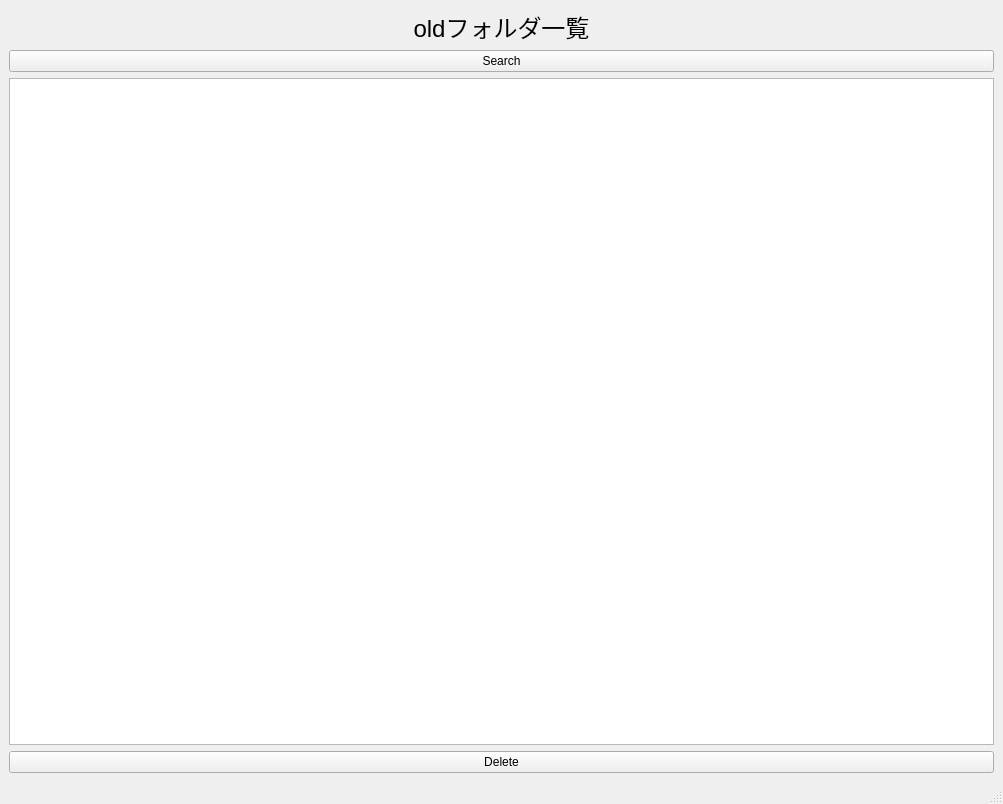
Old version of the form source/ui_files/page01.ui in the repository naokicreate/pyqt_oldfolderDelete.
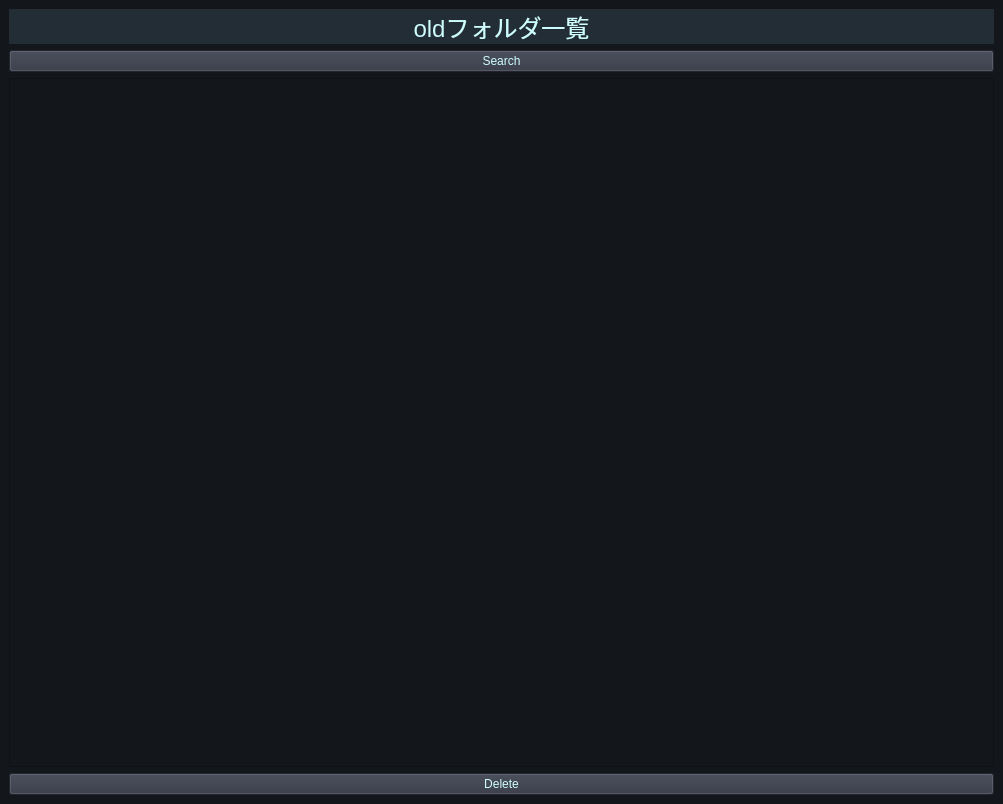
New version of the form.

Patch:
```diff
--- a/source/ui_files/page01.ui
+++ b/source/ui_files/page01.ui
@@ -20,6 +20,26 @@
      <height>16777215</height>
     </size>
    </property>
+   <property name="styleSheet">
+    <string notr="true">QWidget {
+    color: rgb(206, 253, 255);
+	
+	background-color: rgb(19, 22, 26);
+}
+
+QLabel {
+   
+	background-color: rgb(35, 45, 53);
+}
+
+QPushButton{
+	background-color: rgb(48, 52, 65);
+}
+QHeaderView::section {
+	
+	background-color: rgb(60, 64, 77);
+}</string>
+   </property>
    <layout class="QVBoxLayout" name="verticalLayout">
     <item>
      <widget class="QLabel" name="label">
@@ -55,17 +75,6 @@
     </item>
    </layout>
   </widget>
-  <widget class="QMenuBar" name="menubar">
-   <property name="geometry">
-    <rect>
-     <x>0</x>
-     <y>0</y>
-     <width>1003</width>
-     <height>21</height>
-    </rect>
-   </property>
-  </widget>
-  <widget class="QStatusBar" name="statusbar"/>
  </widget>
  <resources/>
  <connections/>
```
Left out of the diff: 2 changed lines with no effect on the pictures.
